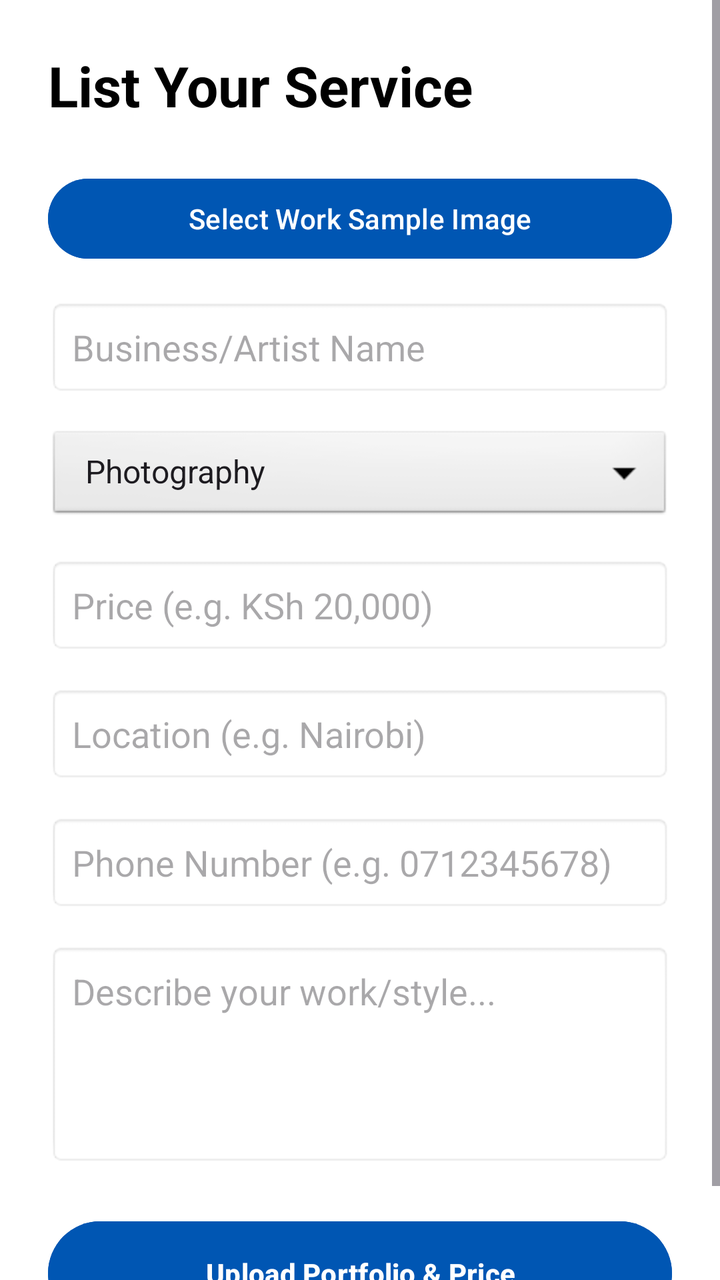
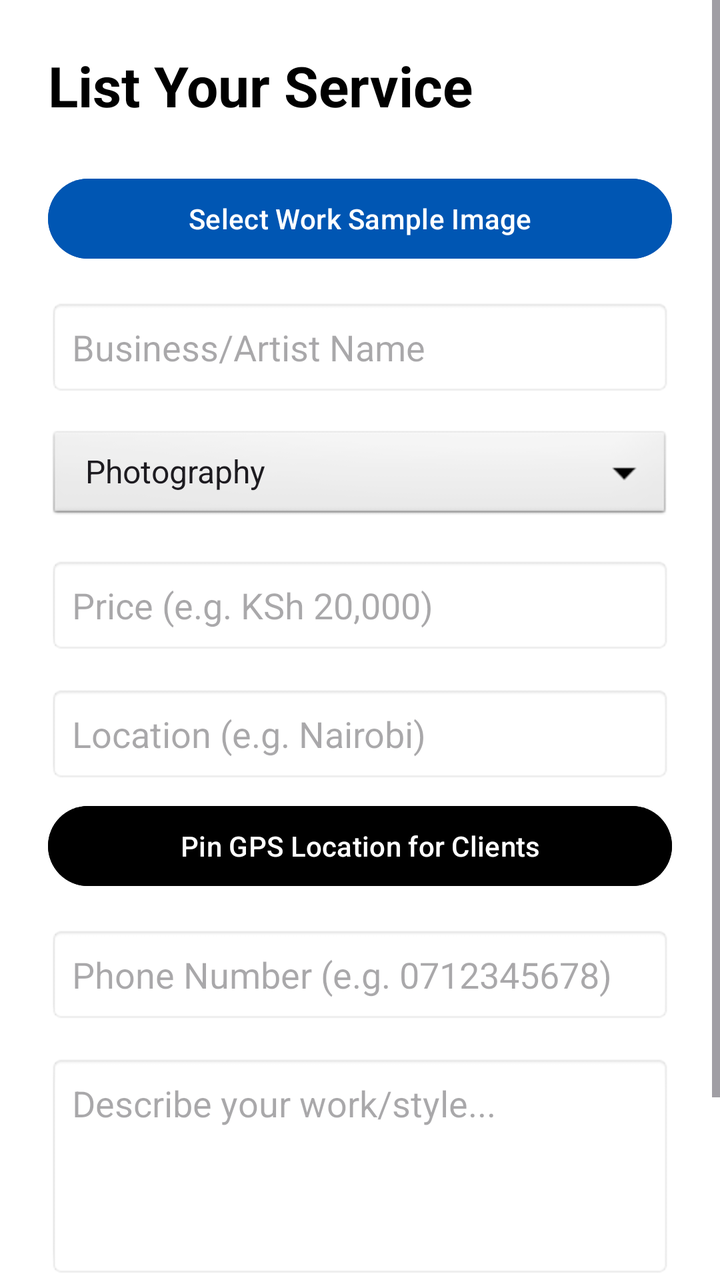

Before-and-after screenshots of an Android layout around one commit, followed by the original layout XML and the change that was made.
<!-- AndroidManifest.xml: application theme Theme.FABIBOOKINGVENDORSYSTEM -->
<!-- res/layout/activity_add_listing.xml -->
<?xml version="1.0" encoding="utf-8"?>
<ScrollView xmlns:android="http://schemas.android.com/apk/res/android"
    android:layout_width="match_parent"
    android:layout_height="match_parent"
    android:background="#FFFFFF">

    <LinearLayout
        android:layout_width="match_parent"
        android:layout_height="wrap_content"
        android:orientation="vertical"
        android:padding="24dp">

        <TextView
            android:layout_width="wrap_content"
            android:layout_height="wrap_content"
            android:text="List Your Service"
            android:textSize="28sp"
            android:textColor="#000000"
            android:textStyle="bold"
            android:layout_marginBottom="24dp"/>

        <ImageView
            android:id="@+id/ivSelectedImage"
            android:layout_width="match_parent"
            android:layout_height="200dp"
            android:scaleType="centerCrop"
            android:background="#EEEEEE"
            android:layout_marginBottom="8dp"
            android:visibility="gone"/>

        <Button
            android:id="@+id/btnSelectImage"
            android:layout_width="match_parent"
            android:layout_height="wrap_content"
            android:text="Select Work Sample Image"
            android:backgroundTint="#0056b3"
            android:textColor="#FFFFFF"
            android:layout_marginBottom="16dp"/>

        <EditText
            android:id="@+id/etServiceName"
            android:layout_width="match_parent"
            android:layout_height="wrap_content"
            android:hint="Business/Artist Name"
            android:textColor="#000000"
            android:background="@android:drawable/editbox_background"
            android:padding="12dp"
            android:layout_marginBottom="16dp"
            android:inputType="textPersonName"/>

        <Spinner
            android:id="@+id/spinnerCategory"
            android:layout_width="match_parent"
            android:layout_height="wrap_content"
            android:layout_marginBottom="16dp"
            android:background="@android:drawable/btn_dropdown"
            android:entries="@array/categories_array"/>

        <EditText
            android:id="@+id/etPrice"
            android:layout_width="match_parent"
            android:layout_height="wrap_content"
            android:hint="Price (e.g. KSh 20,000)"
            android:textColor="#000000"
            android:inputType="text"
            android:background="@android:drawable/editbox_background"
            android:padding="12dp"
            android:layout_marginBottom="16dp"/>

        <EditText
            android:id="@+id/etLocation"
            android:layout_width="match_parent"
            android:layout_height="wrap_content"
            android:hint="Location (e.g. Nairobi)"
            android:textColor="#000000"
            android:background="@android:drawable/editbox_background"
            android:padding="12dp"
            android:layout_marginBottom="16dp"
            android:inputType="textPostalAddress"/>

        <EditText
            android:id="@+id/etPhoneNumber"
            android:layout_width="match_parent"
            android:layout_height="wrap_content"
            android:hint="Phone Number (e.g. 0712345678)"
            android:textColor="#000000"
            android:background="@android:drawable/editbox_background"
            android:padding="12dp"
            android:layout_marginBottom="16dp"
            android:inputType="phone"/>

        <EditText
            android:id="@+id/etDescription"
            android:layout_width="match_parent"
            android:layout_height="wrap_content"
            android:hint="Describe your work/style..."
            android:textColor="#000000"
            android:gravity="top"
            android:lines="4"
            android:background="@android:drawable/editbox_background"
            android:padding="12dp"
            android:layout_marginBottom="24dp"
            android:inputType="textMultiLine"/>

        <Button
            android:id="@+id/btnSubmitListing"
            android:layout_width="match_parent"
            android:layout_height="60dp"
            android:text="Upload Portfolio &amp; Price"
            android:backgroundTint="#0056b3"
            android:textColor="#FFFFFF"
            android:textStyle="bold"
            android:padding="16dp"/>

    </LinearLayout>
</ScrollView>
<!-- resources referenced by this layout -->
<resources>
  <string-array name="categories_array">
          <item>Photography</item>
          <item>Videography</item>
          <item>DJ &amp; Music</item>
          <item>Event Planning</item>
          <item>Catering</item>
      </string-array>
  <style name="Theme.FABIBOOKINGVENDORSYSTEM" parent="Base.Theme.FABIBOOKINGVENDORSYSTEM" />
  <style name="Base.Theme.FABIBOOKINGVENDORSYSTEM" parent="Theme.Material3.DayNight.NoActionBar">
          
          
      </style>
</resources>

<!-- the commit's change to res/layout/activity_add_listing.xml (unified diff, before → after) -->
@@ -75,8 +75,17 @@
             android:textColor="#000000"
             android:background="@android:drawable/editbox_background"
             android:padding="12dp"
-            android:layout_marginBottom="16dp"
+            android:layout_marginBottom="8dp"
             android:inputType="textPostalAddress"/>
+
+        <Button
+            android:id="@+id/btnGetListingLocation"
+            android:layout_width="match_parent"
+            android:layout_height="wrap_content"
+            android:text="Pin GPS Location for Clients"
+            android:backgroundTint="#000000"
+            android:textColor="#FFFFFF"
+            android:layout_marginBottom="16dp"/>
 
         <EditText
             android:id="@+id/etPhoneNumber"
